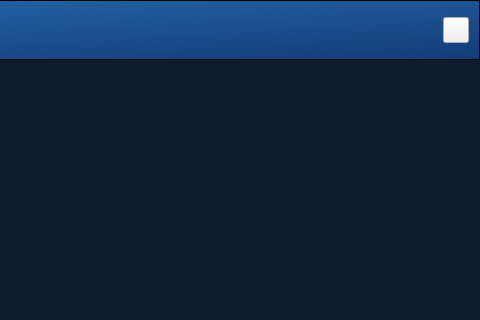
Qt form VideoPlayer/mainwidget/videomember/VideoSortType.ui (huizhang556/pc-video-player) before a commit; both pictures show x 536 to 1016 and y 0 to 320 of the 1016 by 412 pixel window.
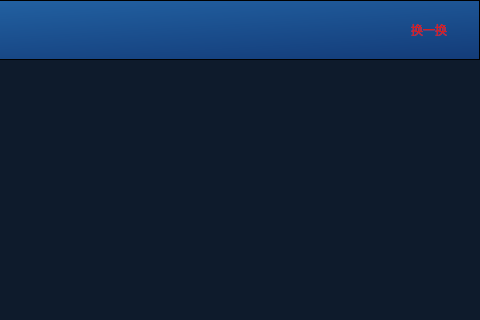
The same form after that commit. Icons and pictures are not drawn.

What changed in the file:
```diff
--- a/VideoPlayer/mainwidget/videomember/VideoSortType.ui
+++ b/VideoPlayer/mainwidget/videomember/VideoSortType.ui
@@ -126,29 +126,32 @@
            <widget class="QPushButton" name="pushButton_flush">
             <property name="minimumSize">
              <size>
-              <width>26</width>
+              <width>80</width>
               <height>26</height>
              </size>
             </property>
             <property name="maximumSize">
              <size>
-              <width>26</width>
+              <width>100</width>
               <height>26</height>
              </size>
             </property>
             <property name="styleSheet">
              <string notr="true">QPushButton
 {
-border-image: url(:/images/home/vtitle_switch.png);
+border: none;
+color: #d81e1f;
+font: 800 14px &quot;微软雅黑&quot;;
 }
 
 QPushButton:hover
 {
-border-image: url(:/images/home/vtitle_switch_hover.png);
-}</string>
+color: #d81e1f;
+}
+</string>
             </property>
             <property name="text">
-             <string/>
+             <string>换一换</string>
             </property>
            </widget>
           </item>
```
Left out of the diff: 1 changed line with no effect on the pictures.
